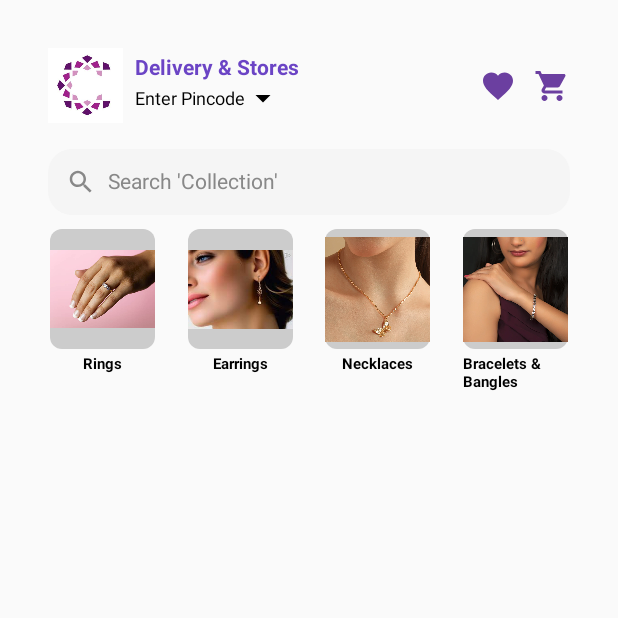
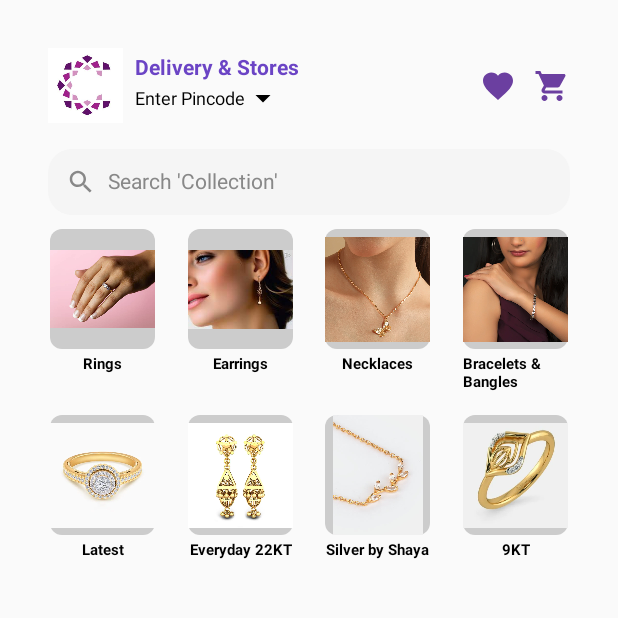
Before and after one commit to HarunRashid-dev/Caratlane, an Android app built with Jetpack Compose: the screen it shows after launch (MainActivity), on a phone screen of 412 x 824 dp, the top half of it. Run offline under Robolectric (Android 15) with nearby library versions, the light colour scheme and no system bars.

Commit message:
Attempt (Latest) 1

```diff
--- a/app/src/main/java/com/example/caratlane/MainActivity.kt
+++ b/app/src/main/java/com/example/caratlane/MainActivity.kt
@@ -160,6 +160,19 @@ fun CategoryList(){
         CategoryItem(imageRes = R.drawable.necklaces, title = "Necklaces")
         CategoryItem(imageRes = R.drawable.bracelets, title = "Bracelets & Bangles")
     }
+
+    Spacer(modifier = Modifier.height(8.dp))
+
+    Row(
+        modifier = Modifier.fillMaxWidth(),
+        horizontalArrangement = Arrangement.SpaceEvenly
+    ){
+        CategoryItem(imageRes = R.drawable.latest, title = "Latest")
+        CategoryItem(imageRes = R.drawable.everyday, title = "Everyday 22KT")
+        CategoryItem(imageRes = R.drawable.silver, title = "Silver by Shaya")
+        CategoryItem(imageRes = R.drawable.kt, title = "9KT")
+    }
+
 }
 
 @Composable
```
Also changed, not shown: app/src/main/res/drawable/everyday.png (added), app/src/main/res/drawable/kt.png (added), app/src/main/res/drawable/latest.png (added), app/src/main/res/drawable/silver.png (added).
